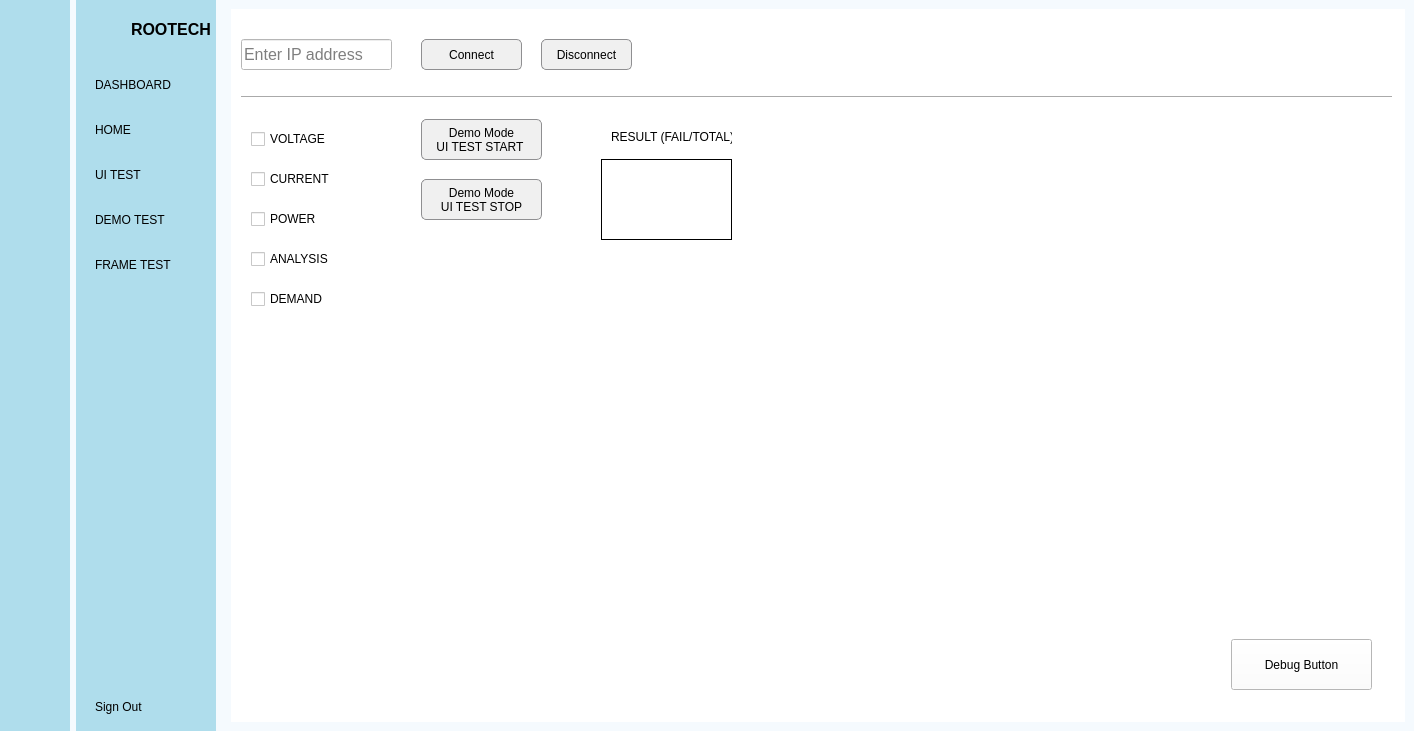
Old version of the form dashboard.ui in the repository badpooh/Vision.
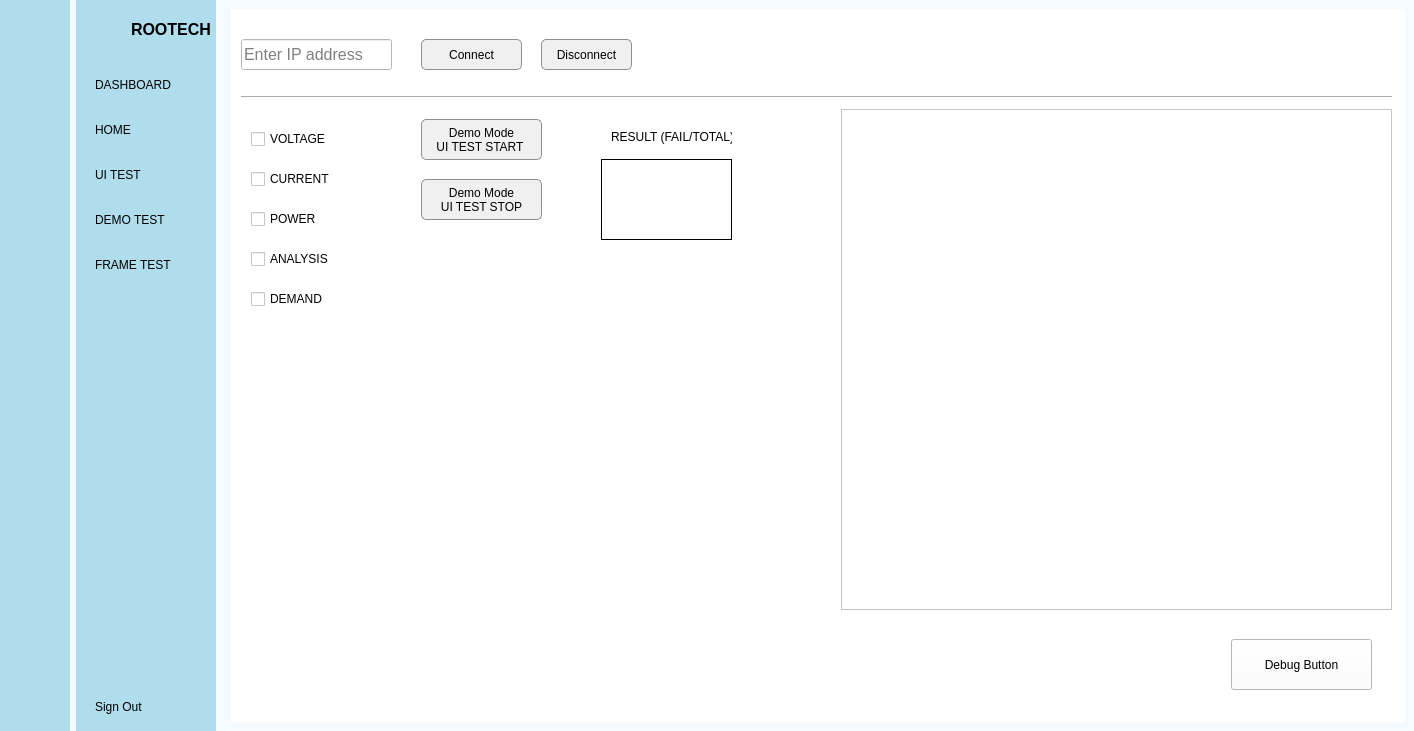
New version of the form. Icons and pictures are not drawn.

Patch:
```diff
--- a/dashboard.ui
+++ b/dashboard.ui
@@ -851,6 +851,19 @@
             <string>DEMAND</string>
            </property>
           </widget>
+          <widget class="QTextEdit" name="log">
+           <property name="geometry">
+            <rect>
+             <x>610</x>
+             <y>100</y>
+             <width>551</width>
+             <height>501</height>
+            </rect>
+           </property>
+           <property name="readOnly">
+            <bool>true</bool>
+           </property>
+          </widget>
          </widget>
          <widget class="QWidget" name="frame_test_page">
           <widget class="QPushButton" name="btn_select_webcam">
```
Left out of the diff: 4 changed lines with no effect on the pictures.
